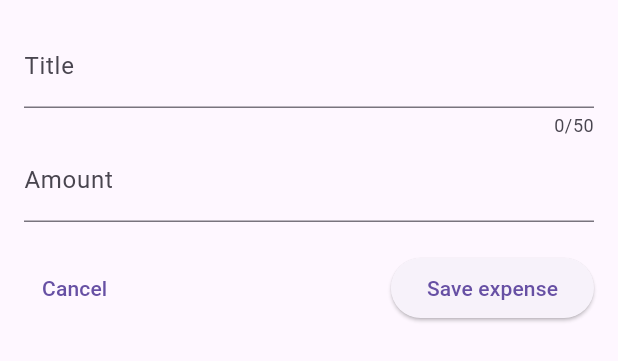
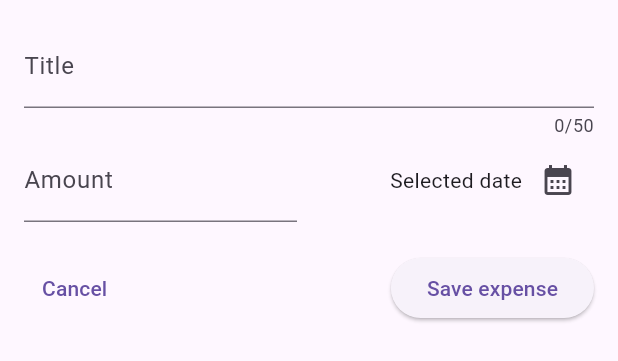
Before and after one commit to droidchief/Expense-Tracker, a Flutter app: the NewExpenseModal widget shown alone on an empty page, opened directly, on a phone screen of 412 x 824 dp. Shown: the top 361 px of the screen. Run offline on Flutter 3.47's test engine with Material 3 defaults, Android fonts, the phone set to English and light mode, and no system bars; our stand-ins replace gap.

Commit message:
show date picker in expense modal

```diff
--- a/lib/models/expense.dart
+++ b/lib/models/expense.dart
@@ -37,7 +37,7 @@
   final DateTime date;
   final Category category;
 
-  String get formattedDate  {
+  String get formattedDate {
     return dateFormatter.format(date);
   }
 }
--- a/lib/widgets/new_expense_modal.dart
+++ b/lib/widgets/new_expense_modal.dart
@@ -11,6 +11,18 @@
 class _NewExpenseModalState extends State<NewExpenseModal> {
   final _titleController = TextEditingController();
   final _amountController = TextEditingController();
+
+  void _openDatePicker() {
+    final now = DateTime.now();
+    final firstDate = DateTime(now.year - 1);
+
+    showDatePicker(
+        context: context,
+        initialDate: now,
+        firstDate: firstDate,
+        lastDate: now
+    );
+  }
 
   @override
   void dispose() {
@@ -32,13 +44,33 @@
               label: Text("Title")
             ),
           ),
-          TextField(
+          Row(
+            children: [
+              Expanded(
+                child: TextField(
                   controller: _amountController,
                   keyboardType: TextInputType.number,
                   decoration: const InputDecoration(
                       prefix: Text("\$ "),
                       label: Text("Amount")
                   ),
+                ),
+              ),
+              const Gap(16),
+              Expanded(
+                child: Row(
+                  mainAxisAlignment: MainAxisAlignment.end,
+                  crossAxisAlignment: CrossAxisAlignment.center,
+                  children: [
+                    const Text("Selected date"),
+                    IconButton(
+                        onPressed: _openDatePicker,
+                        icon: const Icon(Icons.calendar_month)
+                    )
+                  ],
+                ),
+              )
+            ],
           ),
           const Gap(20),
           Row(
```
Lines whose indentation alone changed are shown as unchanged.
